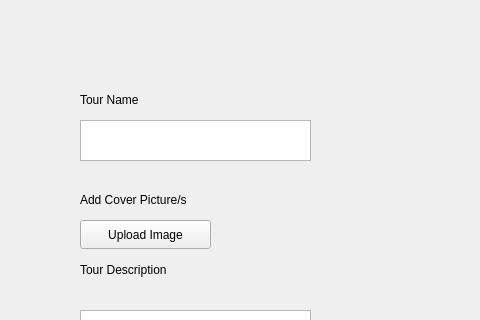
This is Happy_walking_Tour_UI/mainwindow.ui in MateoCorDuarte/Happy_Walking_Tour_App as Qt 5 draws it before an edit; both pictures show x 0 to 480 and y 0 to 320 of the 800 by 600 pixel window. The edited form follows.
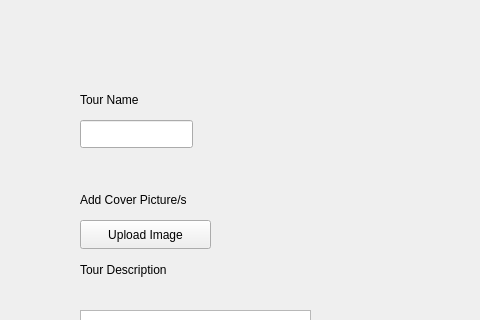
This is the edited form.

The edit to the form file:
```diff
--- a/Happy_walking_Tour_UI/mainwindow.ui
+++ b/Happy_walking_Tour_UI/mainwindow.ui
@@ -94,16 +94,6 @@
        <string>Tour Description</string>
       </property>
      </widget>
-     <widget class="QTextEdit" name="name_input">
-      <property name="geometry">
-       <rect>
-        <x>50</x>
-        <y>100</y>
-        <width>231</width>
-        <height>41</height>
-       </rect>
-      </property>
-     </widget>
      <widget class="QTextEdit" name="description_input">
       <property name="geometry">
        <rect>
@@ -179,6 +169,29 @@
        <string>save</string>
       </property>
      </widget>
+     <widget class="QLineEdit" name="name_input_line_edit">
+      <property name="geometry">
+       <rect>
+        <x>50</x>
+        <y>100</y>
+        <width>113</width>
+        <height>28</height>
+       </rect>
+      </property>
+     </widget>
+     <widget class="QLabel" name="tour_description_show">
+      <property name="geometry">
+       <rect>
+        <x>410</x>
+        <y>350</y>
+        <width>291</width>
+        <height>61</height>
+       </rect>
+      </property>
+      <property name="text">
+       <string/>
+      </property>
+     </widget>
     </widget>
     <widget class="QWidget" name="modify_tour">
      <widget class="QLabel" name="label_4">
```
Left out of the diff: 2 changed lines with no effect on the pictures.
